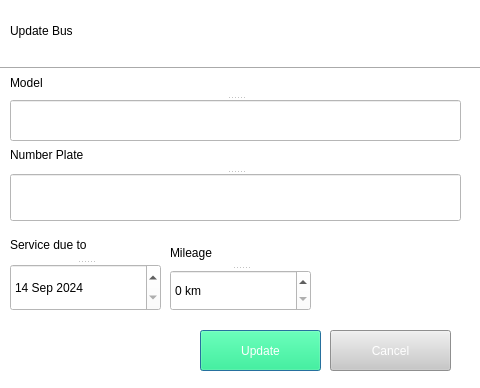
The window that busesDialogUpdate.ui (mykyta07/bus_management) describes before a commit, drawn with Qt 5.
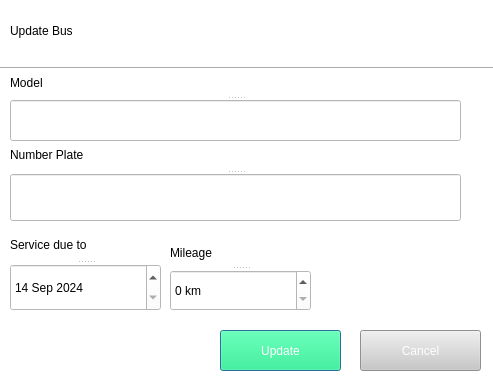
The same window after the commit.

Commit message: added Edit Buses function

What changed in the file:
```diff
--- a/busesDialogUpdate.ui
+++ b/busesDialogUpdate.ui
@@ -6,7 +6,7 @@
    <rect>
     <x>0</x>
     <y>0</y>
-    <width>480</width>
+    <width>493</width>
     <height>388</height>
    </rect>
   </property>
@@ -100,7 +100,7 @@
   <widget class="QPushButton" name="pushButton">
    <property name="geometry">
     <rect>
-     <x>200</x>
+     <x>220</x>
      <y>330</y>
      <width>121</width>
      <height>41</height>
@@ -123,7 +123,7 @@
   <widget class="QPushButton" name="pushButton_2">
    <property name="geometry">
     <rect>
-     <x>330</x>
+     <x>360</x>
      <y>330</y>
      <width>121</width>
      <height>41</height>
```
Left out of the diff: 8 changed lines with no effect on the pictures. The commit also changes 4 other files.
